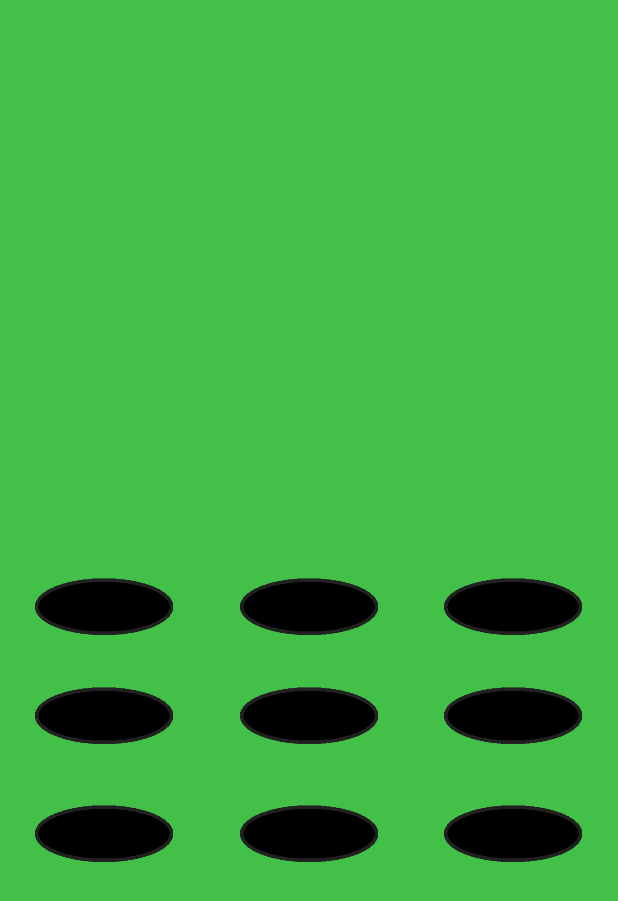
After one commit to DanielCabralBarbosa/WhackaMole, an Android app: the layout activity_single_touch_screen.xml on its own in the app's theme, with its tools: preview values and no code run, on a phone screen of 412 x 824 dp. The commit adds this screen. Shown: the top 901 px of the screen. Run offline under Robolectric (Android 15) with nearby library versions, the phone set to English and light mode, and no system bars.

Commit message:
SingleTouchScreen
Mudança do Multi (Anterior), para o Single, mais a adição de algumas classes.

```diff
--- a/app/src/main/AndroidManifest.xml
+++ b/app/src/main/AndroidManifest.xml
@@ -9,7 +9,7 @@
         android:roundIcon="@mipmap/ic_launcher_round"
         android:supportsRtl="true"
         android:theme="@style/Theme.WhackaMole">
-        <activity android:name=".MultiTouchActivity"></activity>
+        <activity android:name=".SingleTouchScreen"></activity>
         <activity android:name=".MainActivity">
             <intent-filter>
                 <action android:name="android.intent.action.MAIN" />
--- /dev/null
+++ b/app/src/main/java/com/shithappens/whack_a_mole/Hole.java
@@ -0,0 +1,6 @@
+package com.shithappens.whack_a_mole;
+
+public class Hole {
+
+
+}
--- /dev/null
+++ b/app/src/main/java/com/shithappens/whack_a_mole/Mole.java
@@ -0,0 +1,4 @@
+package com.shithappens.whack_a_mole;
+
+public class Mole {
+}
--- /dev/null
+++ b/app/src/main/res/layout/activity_single_touch_screen.xml
@@ -0,0 +1,130 @@
+<?xml version="1.0" encoding="utf-8"?>
+<androidx.constraintlayout.widget.ConstraintLayout xmlns:android="http://schemas.android.com/apk/res/android"
+    xmlns:app="http://schemas.android.com/apk/res-auto"
+    xmlns:tools="http://schemas.android.com/tools"
+    android:layout_width="match_parent"
+    android:layout_height="match_parent"
+    android:background="@color/Verde"
+    tools:context=".SingleTouchScreen">
+
+    <ImageView
+        android:id="@+id/imageHole1"
+        android:layout_width="136dp"
+        android:layout_height="38dp"
+        android:layout_marginStart="1dp"
+        android:layout_marginLeft="1dp"
+        android:layout_marginTop="365dp"
+        android:layout_marginBottom="7dp"
+        app:layout_constraintBottom_toTopOf="@+id/imageHole4"
+        app:layout_constraintEnd_toStartOf="@+id/imageHole2"
+        app:layout_constraintStart_toStartOf="parent"
+        app:layout_constraintTop_toTopOf="parent"
+        app:srcCompat="@drawable/hole" />
+
+    <ImageView
+        android:id="@+id/imageHole2"
+        android:layout_width="136dp"
+        android:layout_height="38dp"
+        android:layout_marginTop="365dp"
+        android:layout_marginBottom="7dp"
+        app:layout_constraintBottom_toTopOf="@+id/imageHole5"
+        app:layout_constraintEnd_toStartOf="@+id/imageHole3"
+        app:layout_constraintStart_toEndOf="@+id/imageHole1"
+        app:layout_constraintTop_toTopOf="parent"
+        app:srcCompat="@drawable/hole" />
+
+    <ImageView
+        android:id="@+id/imageHole3"
+        android:layout_width="136dp"
+        android:layout_height="38dp"
+        android:layout_marginTop="365dp"
+        android:layout_marginEnd="2dp"
+        android:layout_marginRight="2dp"
+        android:layout_marginBottom="7dp"
+        app:layout_constraintBottom_toTopOf="@+id/imageHole6"
+        app:layout_constraintEnd_toEndOf="parent"
+        app:layout_constraintStart_toEndOf="@+id/imageHole2"
+        app:layout_constraintTop_toTopOf="parent"
+        app:srcCompat="@drawable/hole" />
+
+    <ImageView
+        android:id="@+id/imageHole4"
+        android:layout_width="136dp"
+        android:layout_height="38dp"
+        android:layout_marginStart="1dp"
+        android:layout_marginLeft="1dp"
+        android:layout_marginTop="7dp"
+        android:layout_marginBottom="12dp"
+        app:layout_constraintBottom_toTopOf="@+id/imageHole7"
+        app:layout_constraintEnd_toStartOf="@+id/imageHole5"
+        app:layout_constraintStart_toStartOf="parent"
+        app:layout_constraintTop_toBottomOf="@+id/imageHole1"
+        app:srcCompat="@drawable/hole" />
+
+    <ImageView
+        android:id="@+id/imageHole5"
+        android:layout_width="136dp"
+        android:layout_height="38dp"
+        android:layout_marginTop="7dp"
+        android:layout_marginBottom="12dp"
+        app:layout_constraintBottom_toTopOf="@+id/imageHole8"
+        app:layout_constraintEnd_toStartOf="@+id/imageHole6"
+        app:layout_constraintStart_toEndOf="@+id/imageHole4"
+        app:layout_constraintTop_toBottomOf="@+id/imageHole2"
+        app:srcCompat="@drawable/hole" />
+
+    <ImageView
+        android:id="@+id/imageHole6"
+        android:layout_width="136dp"
+        android:layout_height="38dp"
+        android:layout_marginTop="7dp"
+        android:layout_marginEnd="2dp"
+        android:layout_marginRight="2dp"
+        android:layout_marginBottom="12dp"
+        app:layout_constraintBottom_toTopOf="@+id/imageHole9"
+        app:layout_constraintEnd_toEndOf="parent"
+        app:layout_constraintStart_toEndOf="@+id/imageHole5"
+        app:layout_constraintTop_toBottomOf="@+id/imageHole3"
+        app:srcCompat="@drawable/hole" />
+
+    <ImageView
+        android:id="@+id/imageHole7"
+        android:layout_width="136dp"
+        android:layout_height="38dp"
+        android:layout_marginStart="1dp"
+        android:layout_marginLeft="1dp"
+        android:layout_marginTop="9dp"
+        android:layout_marginBottom="229dp"
+        app:layout_constraintBottom_toBottomOf="parent"
+        app:layout_constraintEnd_toStartOf="@+id/imageHole8"
+        app:layout_constraintStart_toStartOf="parent"
+        app:layout_constraintTop_toBottomOf="@+id/imageHole4"
+        app:srcCompat="@drawable/hole" />
+
+    <ImageView
+        android:id="@+id/imageHole8"
+        android:layout_width="136dp"
+        android:layout_height="38dp"
+        android:layout_marginTop="9dp"
+        android:layout_marginBottom="229dp"
+        app:layout_constraintBottom_toBottomOf="parent"
+        app:layout_constraintEnd_toStartOf="@+id/imageHole9"
+        app:layout_constraintStart_toEndOf="@+id/imageHole7"
+        app:layout_constraintTop_toBottomOf="@+id/imageHole5"
+        app:srcCompat="@drawable/hole" />
+
+    <ImageView
+        android:id="@+id/imageHole9"
+        android:layout_width="136dp"
+        android:layout_height="38dp"
+        android:layout_marginTop="9dp"
+        android:layout_marginEnd="2dp"
+        android:layout_marginRight="2dp"
+        android:layout_marginBottom="229dp"
+        app:layout_constraintBottom_toBottomOf="parent"
+        app:layout_constraintEnd_toEndOf="parent"
+        app:layout_constraintStart_toEndOf="@+id/imageHole8"
+        app:layout_constraintTop_toBottomOf="@+id/imageHole6"
+        app:srcCompat="@drawable/hole" />
+
+</androidx.constraintlayout.widget.ConstraintLayout>
--- a/app/src/main/res/values/colors.xml
+++ b/app/src/main/res/values/colors.xml
@@ -7,4 +7,5 @@
     <color name="teal_700">#FF018786</color>
     <color name="black">#FF000000</color>
     <color name="white">#FFFFFFFF</color>
+    <color name="Verde">#42C048</color>
 </resources>
```
Also changed, not shown: app/src/main/java/com/shithappens/whack_a_mole/Game.java (added, +26 -0 lines), app/src/main/java/com/shithappens/whack_a_mole/MainActivity.java (+11 -0 lines), app/src/main/java/com/shithappens/whack_a_mole/MultiTouchActivity.java (deleted, +0 -64 lines), app/src/main/java/com/shithappens/whack_a_mole/SingleTouchScreen.java (added, +57 -0 lines).
